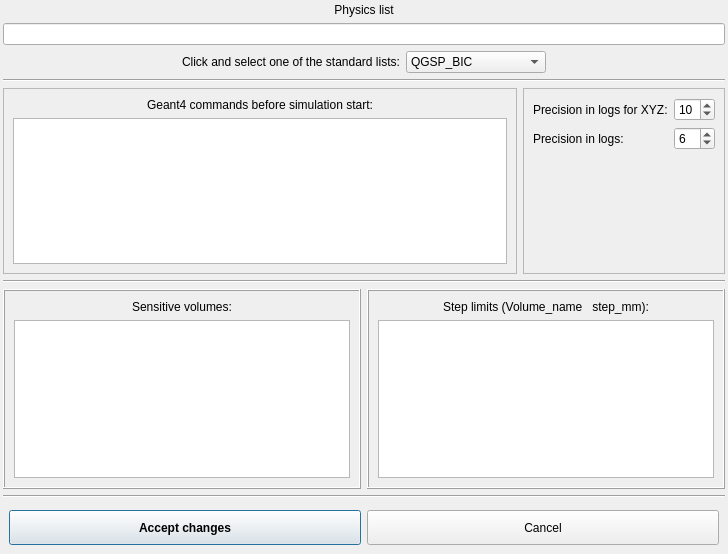
Above: src/gui/ageant4configdialog.ui from andrmor/ANTS2 before the change. Below: the same form after it.
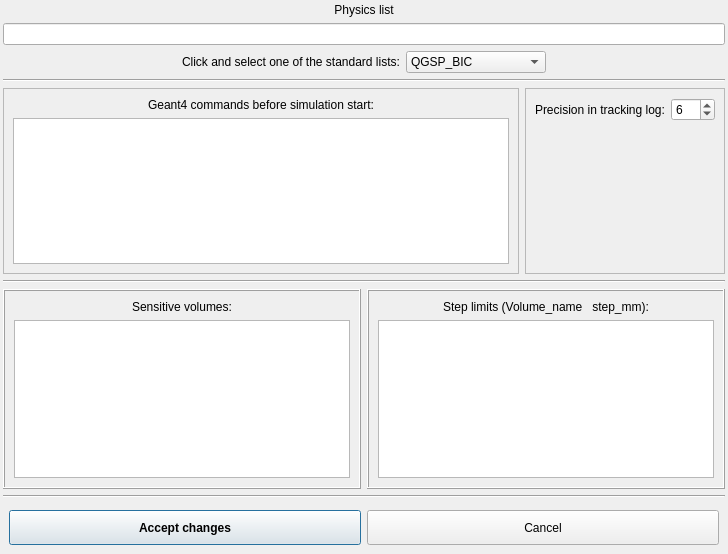
That is the form after the change.

Commit message: back to just one precision in tracking log

What changed in the file:
```diff
--- a/src/gui/ageant4configdialog.ui
+++ b/src/gui/ageant4configdialog.ui
@@ -245,17 +245,10 @@
             <property name="leftMargin">
              <number>0</number>
             </property>
-            <item>
-             <widget class="QLabel" name="label_6">
-              <property name="text">
-               <string>Precision in logs for XYZ:</string>
-              </property>
-             </widget>
-            </item>
             <item>
              <widget class="QLabel" name="label_7">
               <property name="text">
-               <string>Precision in logs:</string>
+               <string>Precision in tracking log:</string>
               </property>
              </widget>
             </item>
@@ -266,19 +259,6 @@
             <property name="leftMargin">
              <number>0</number>
             </property>
-            <item>
-             <widget class="QSpinBox" name="sbPositionPrecision">
-              <property name="minimum">
-               <number>1</number>
-              </property>
-              <property name="maximum">
-               <number>20</number>
-              </property>
-              <property name="value">
-               <number>10</number>
-              </property>
-             </widget>
-            </item>
             <item>
              <widget class="QSpinBox" name="sbPrecision">
               <property name="minimum">
```
The commit also changes 4 other files.
